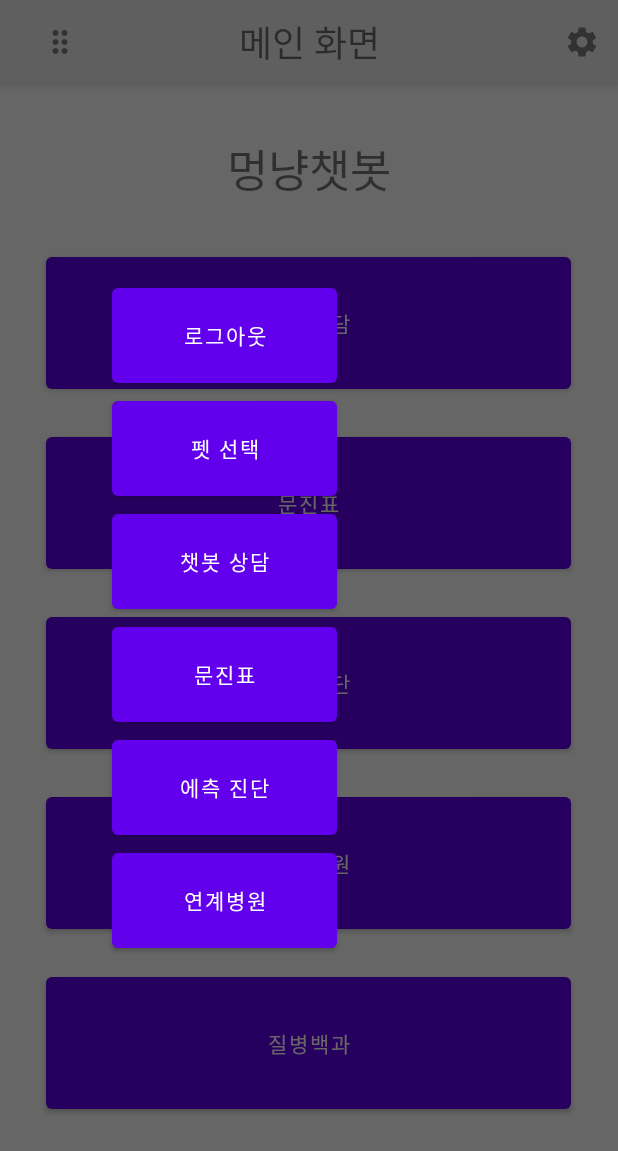
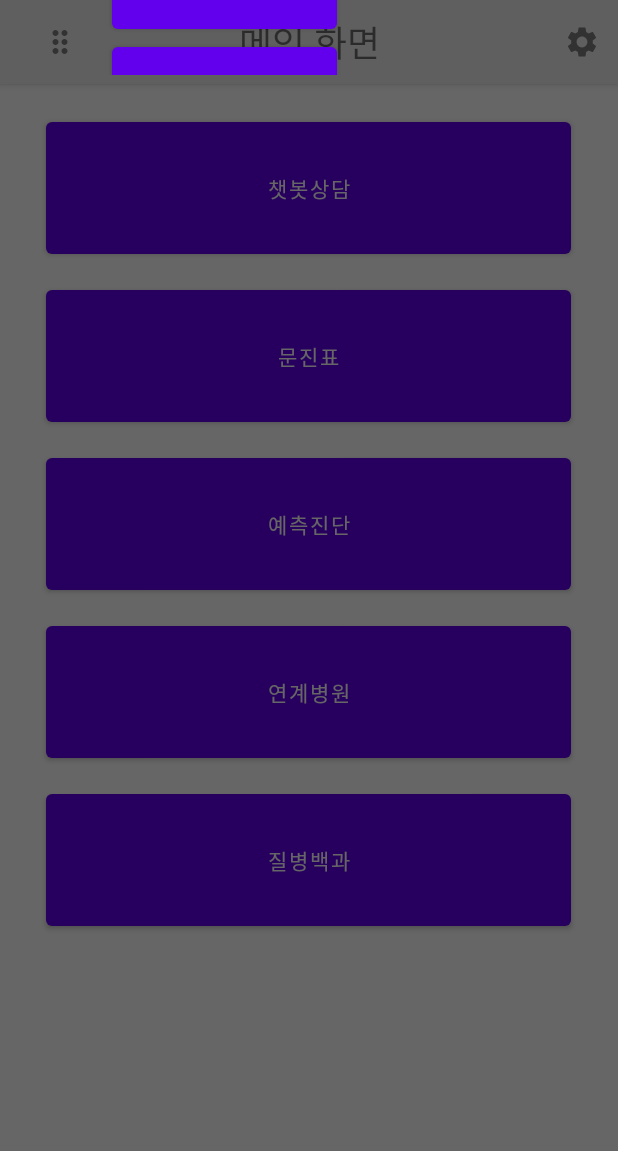
Before and after one commit to qowngus33/Hanium-AI-Pet-Chatbot, an Android app: the MainActivity screen opened directly, with no data from a screen before it, with the side drawer open, on a phone screen of 412 x 824 dp. Shown: the top 1151 px of the screen. Run offline under Robolectric (Android 15) with nearby library versions, the phone set to English and light mode, and no system bars.

```diff
--- a/app/src/main/java/com/example/myapplication/ui/join/RetrofitClient.java
+++ b/app/src/main/java/com/example/myapplication/ui/join/RetrofitClient.java
@@ -7,8 +7,7 @@ public class RetrofitClient {
     private final static String BASE_URL = "https://7919ceb2-3999-4ed8-8bcc-16baaf4e62d4.mock.pstmn.io";
     private static Retrofit retrofit = null;
 
-    private RetrofitClient() {
-    }
+    private RetrofitClient() { }
 
     public static Retrofit getClient() {
         if (retrofit == null) {
@@ -17,7 +16,6 @@ public class RetrofitClient {
                     .addConverterFactory(GsonConverterFactory.create()) // JSON 파싱을 위한 GsonConverterFactory를 추가한다.
                     .build();
         }
-
         return retrofit;
     }
 }
--- a/app/src/main/java/com/example/myapplication/ui/newlogin/LoginAPI.java
+++ b/app/src/main/java/com/example/myapplication/ui/newlogin/LoginAPI.java
@@ -8,4 +8,7 @@ interface LoginAPI {
     //@통신 방식("통신 API명")
     @POST("/login")
     Call<LoginResponse> getLoginResponse(@Body LoginRequest loginRequest);
+
+    @POST("/enterEmailCode/changePw")
+    Call<LoginResponse> getPasswordChangeResponse(@Body PasswordChangeRequest passwordChangeRequest);
 }
--- a/app/src/main/java/com/example/myapplication/ui/newlogin/LoginFormState.java
+++ b/app/src/main/java/com/example/myapplication/ui/newlogin/LoginFormState.java
@@ -8,7 +8,6 @@ package com.example.myapplication.ui.newlogin;
 class LoginFormState {
     private String email;
     private String password;
-
 
     //로그인 폼 상태가 유효한가
     public boolean isEmailValid() {
--- a/app/src/main/java/com/example/myapplication/ui/newlogin/LoginRequest.java
+++ b/app/src/main/java/com/example/myapplication/ui/newlogin/LoginRequest.java
@@ -4,7 +4,6 @@ import com.google.gson.annotations.SerializedName;
 
 //로그인 이메일, pw 정보 요청
 public class LoginRequest {
-
     @SerializedName("memberEmail")
     public String inputId;
 
--- a/app/src/main/res/layout/home_page.xml
+++ b/app/src/main/res/layout/home_page.xml
@@ -16,33 +16,19 @@
            android:layout_width="match_parent"
            android:layout_height="match_parent">
 
-           <ScrollView
-               android:layout_width="match_parent"
-               android:layout_height="match_parent"
-               android:layout_marginTop="70dp">
-
            <LinearLayout
                android:layout_width="match_parent"
                android:layout_height="wrap_content"
+               android:layout_marginTop="69dp"
                android:gravity="center"
-                   android:orientation="vertical">
-
-                   <TextView
-                       android:id="@+id/textView4"
-                       android:layout_width="match_parent"
-                       android:layout_height="wrap_content"
-                       android:gravity="center"
-                       android:text="멍냥챗봇"
-                       android:textAlignment="center"
-                       android:layout_marginTop="20dp"
-                       android:layout_marginBottom="20dp"
-                       android:textSize="30dp" />
+               android:orientation="vertical"
+               app:layout_constraintTop_toTopOf="parent">
 
                <Button
                    android:id="@+id/home_button1"
                    android:layout_width="350dp"
                    android:layout_height="100dp"
-                       android:layout_margin="10dp"
+                   android:layout_margin="6dp"
                    android:gravity="center"
                    android:text="챗봇상담" />
 
@@ -50,7 +36,7 @@
                    android:id="@+id/home_button2"
                    android:layout_width="350dp"
                    android:layout_height="100dp"
-                       android:layout_margin="10dp"
+                   android:layout_margin="6dp"
                    android:gravity="center"
                    android:text="문진표" />
 
@@ -58,7 +44,7 @@
                    android:id="@+id/home_button3"
                    android:layout_width="350dp"
                    android:layout_height="100dp"
-                       android:layout_margin="10dp"
+                   android:layout_margin="6dp"
                    android:gravity="center"
                    android:text="예측진단" />
 
@@ -66,7 +52,7 @@
                    android:id="@+id/home_button4"
                    android:layout_width="350dp"
                    android:layout_height="100dp"
-                       android:layout_margin="10dp"
+                   android:layout_margin="6dp"
                    android:gravity="center"
                    android:text="연계병원" />
 
@@ -74,11 +60,10 @@
                    android:id="@+id/home_button5"
                    android:layout_width="350dp"
                    android:layout_height="100dp"
-                       android:layout_margin="10dp"
+                   android:layout_margin="6dp"
                    android:gravity="center"
                    android:text="질병백과" />
            </LinearLayout>
-           </ScrollView>
 
            <LinearLayout
                android:layout_width="match_parent"
@@ -100,6 +85,7 @@
                        android:layout_height="wrap_content"
                        android:layout_margin="16dp"
                        android:background="#EEEEEE"
+                       android:contentDescription="@string/drawer_button"
                        android:minWidth="48dp"
                        android:minHeight="48dp"
                        android:src="@drawable/ic_other" />
@@ -117,6 +103,7 @@
                        android:layout_height="wrap_content"
                        android:layout_gravity="right"
                        android:background="#EEEEEE"
+                       android:contentDescription="@string/setting_button"
                        android:minWidth="48dp"
                        android:minHeight="48dp"
                        android:src="@drawable/ic_option" />
@@ -132,7 +119,7 @@
     <LinearLayout
         android:id="@+id/drawer_menu"
         android:layout_width="300dp"
-        android:layout_height="match_parent"
+        android:layout_height="50dp"
         android:orientation="vertical"
         android:gravity="center"
         android:layout_gravity="left">
--- a/app/src/main/res/values/strings.xml
+++ b/app/src/main/res/values/strings.xml
@@ -22,4 +22,6 @@
     <string name="reenter_password">Reenter password</string>
     <string name="password">password</string>
     <string name="jointextview">회원가입</string>
+    <string name="drawer_button">drawer_button</string>
+    <string name="setting_button">setting</string>
 </resources>
```
Also changed, not shown: app/src/main/java/com/example/myapplication/ui/newlogin/LoginActivity.java (+3 -5 lines), app/src/main/java/com/example/myapplication/ui/newlogin/PasswordChangeActivity.java (+54 -10 lines), app/src/main/java/com/example/myapplication/ui/newlogin/PasswordChangeRequest.java (added, +24 -0 lines). Lines whose indentation alone changed are shown as unchanged.
